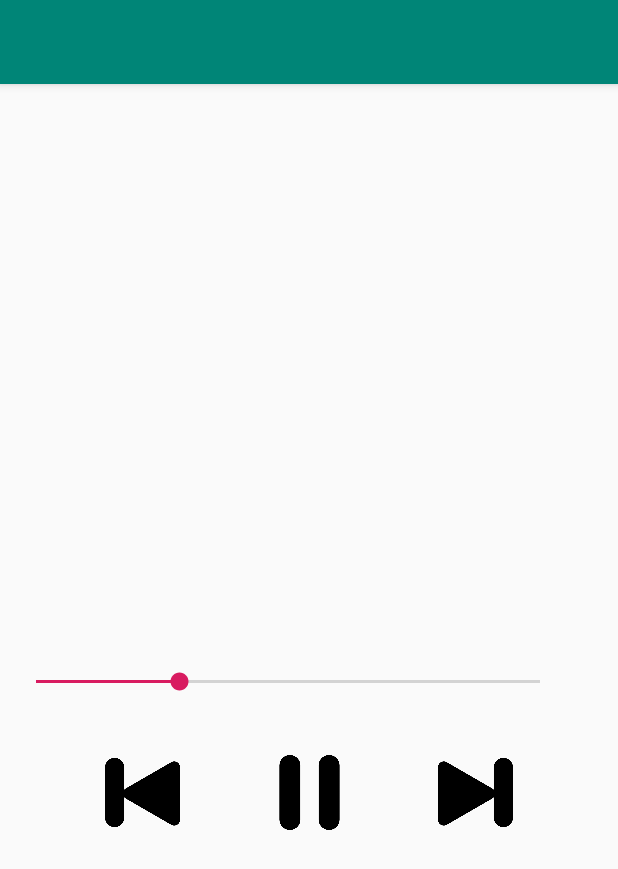
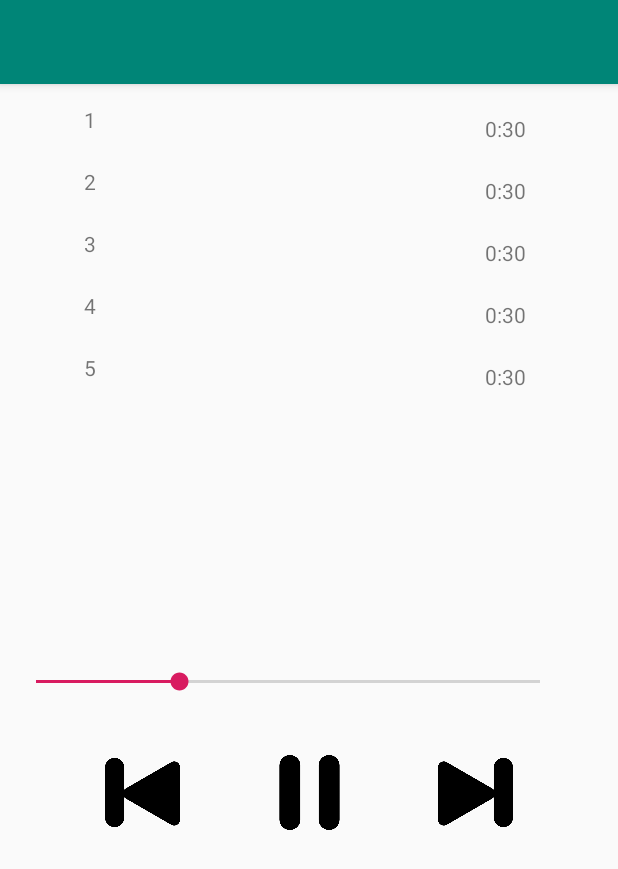
Before and after one commit to byGranizo/Reproductor-de-Musica, an Android app: the screen it shows after launch (MainActivity), on a phone screen of 412 x 824 dp. Shown: the top 869 px of the screen. Run offline under Robolectric (Android 15) with nearby library versions, the phone set to English and light mode, and no system bars.

Commit message:
RecyclerView Hecho

```diff
--- a/app/src/main/java/com/example/bygra/reproductordemusica/Adapter.java
+++ /dev/null
@@ -1,4 +0,0 @@
-package com.example.bygra.reproductordemusica;
-
-public class Adapter {
-}
--- a/app/src/main/java/com/example/bygra/reproductordemusica/MainActivity.java
+++ b/app/src/main/java/com/example/bygra/reproductordemusica/MainActivity.java
@@ -14,10 +14,7 @@ import android.widget.Button;
 import android.widget.SeekBar;
 
 import java.io.File;
-import java.net.URI;
 import java.util.ArrayList;
-
-import static android.os.Environment.getExternalStorageDirectory;
 
 public class MainActivity extends AppCompatActivity {
 
@@ -26,10 +23,13 @@ public class MainActivity extends AppCompatActivity {
 
     SeekBar sbCancion;
     Runnable runnable;
-    Handler handler;
+    Handler handler = new Handler();;
 
     MediaPlayer mpCancion;
     ArrayList<MediaPlayer> mpList = new ArrayList<>();
+    ArrayList<String> nombreList = new ArrayList<>();
+
+    RecyclerView rvCanciones;
 
     int nCancion = 0;
 
@@ -76,7 +76,16 @@ public class MainActivity extends AppCompatActivity {
         }
 */
 
-        handler = new Handler();
+        nombreList.add("1");
+        nombreList.add("2");
+        nombreList.add("3");
+        nombreList.add("4");
+        nombreList.add("5");
+        nombreList.add("6");
+        nombreList.add("7");
+
+
+        recycler();
 
         btPlayPause.setBackgroundResource(R.drawable.pausa);
         //mpList.get(nCancion).start();
@@ -106,6 +115,7 @@ public class MainActivity extends AppCompatActivity {
             nCancion = 0;
         }
         sbCancion.setProgress(0);
+        btPlayPause.setBackgroundResource(R.drawable.pausa);
         mpList.get(nCancion).start();
         playCycle();
     }
@@ -119,6 +129,7 @@ public class MainActivity extends AppCompatActivity {
             nCancion--;
         }
         sbCancion.setProgress(0);
+        btPlayPause.setBackgroundResource(R.drawable.pausa);
         mpList.get(nCancion).start();
     }
 
@@ -178,4 +189,11 @@ public class MainActivity extends AppCompatActivity {
         handler.removeCallbacks(runnable);
     }
 
+    public void recycler(){
+        rvCanciones = findViewById(R.id.rvCanciones);
+        rvAdapter rva = new rvAdapter(this, mpList, nombreList);
+        rvCanciones.setAdapter(rva);
+        rvCanciones.setLayoutManager(new LinearLayoutManager(this));
+    }
+
 }
--- /dev/null
+++ b/app/src/main/java/com/example/bygra/reproductordemusica/rvAdapter.java
@@ -0,0 +1,76 @@
+package com.example.bygra.reproductordemusica;
+
+import android.content.Context;
+import android.media.MediaPlayer;
+import android.support.annotation.NonNull;
+import android.support.v7.widget.RecyclerView;
+import android.view.LayoutInflater;
+import android.view.View;
+import android.view.ViewGroup;
+import android.widget.RelativeLayout;
+import android.widget.TextView;
+import android.widget.Toast;
+
+import java.util.ArrayList;
+import java.util.concurrent.TimeUnit;
+
+public class rvAdapter extends RecyclerView.Adapter<rvAdapter.ViewHolder>{
+
+    private Context context;
+    private ArrayList<MediaPlayer> mpList = new ArrayList<>();
+    private ArrayList<String> nombreList = new ArrayList<>();
+
+    public rvAdapter(Context context, ArrayList<MediaPlayer> mpList, ArrayList<String> nombreList) {
+        this.context = context;
+        this.mpList = mpList;
+        this.nombreList = nombreList;
+    }
+
+    @NonNull
+    @Override
+    public ViewHolder onCreateViewHolder(@NonNull ViewGroup viewGroup, int i) {
+        View v = LayoutInflater.from(viewGroup.getContext()).inflate(R.layout.layout_recycler_view, viewGroup,false);
+        ViewHolder vh = new ViewHolder(v);
+        return vh;
+    }
+
+    @Override
+    public void onBindViewHolder(@NonNull final ViewHolder viewHolder, int i) {
+        viewHolder.tvNombre.setText(nombreList.get(i));
+
+        long minutes = TimeUnit.MILLISECONDS.toMinutes(mpList.get(i).getDuration());
+        long seconds = TimeUnit.MILLISECONDS.toSeconds(mpList.get(i).getDuration());
+
+        while (seconds >= 60){
+            seconds -= 60;
+        }
+
+        viewHolder.tvDuracion.setText(Long.toString(minutes) + ":" + Long.toString(seconds));
+
+        viewHolder.rl.setOnClickListener(new View.OnClickListener() {
+            @Override
+            public void onClick(View v) {
+                Toast.makeText(context, "Reproduciendo " + viewHolder.tvNombre.getText(), Toast.LENGTH_SHORT).show();
+            }
+        });
+    }
+
+    @Override
+    public int getItemCount() {
+        return mpList.size();
+    }
+
+    public class ViewHolder extends RecyclerView.ViewHolder {
+
+        TextView tvNombre;
+        TextView tvDuracion;
+        RelativeLayout rl;
+
+        public ViewHolder(@NonNull View itemView) {
+            super(itemView);
+            tvNombre = itemView.findViewById(R.id.tvNombre);
+            tvDuracion = itemView.findViewById(R.id.tvDuracion);
+            rl = itemView.findViewById(R.id.lRecycler);
+        }
+    }
+}
--- a/app/src/main/res/layout/activity_main.xml
+++ b/app/src/main/res/layout/activity_main.xml
@@ -38,7 +38,7 @@
         app:layout_constraintEnd_toEndOf="parent"
         app:layout_constraintHorizontal_bias="0.0"
         app:layout_constraintStart_toStartOf="parent"
-        app:layout_constraintTop_toBottomOf="@+id/lvCanciones" />
+        app:layout_constraintTop_toBottomOf="@+id/rvCanciones" />
 
     <Button
         android:id="@+id/btPlay"
@@ -53,12 +53,12 @@
         app:layout_constraintStart_toEndOf="@+id/btAtras"
         app:layout_constraintTop_toBottomOf="@+id/sbCancion" />
 
-    <ListView
-        android:id="@+id/lvCanciones"
+    <android.support.v7.widget.RecyclerView
+        android:id="@+id/rvCanciones"
         android:layout_width="368dp"
         android:layout_height="373dp"
-        android:layout_marginStart="8dp"
         android:layout_marginTop="8dp"
+        app:layout_constraintEnd_toEndOf="parent"
         app:layout_constraintStart_toStartOf="parent"
         app:layout_constraintTop_toTopOf="parent" />
 
--- a/app/src/main/res/layout/layout_recycler_view.xml
+++ b/app/src/main/res/layout/layout_recycler_view.xml
@@ -1,34 +1,30 @@
 <?xml version="1.0" encoding="utf-8"?>
-<android.support.constraint.ConstraintLayout xmlns:android="http://schemas.android.com/apk/res/android"
+<RelativeLayout xmlns:android="http://schemas.android.com/apk/res/android"
     xmlns:app="http://schemas.android.com/apk/res-auto"
     xmlns:tools="http://schemas.android.com/tools"
+    android:id="@+id/lRecycler"
     android:layout_width="match_parent"
     android:layout_height="wrap_content">
 
     <TextView
-        android:id="@+id/tvNombre"
-        android:layout_width="231dp"
-        android:layout_height="27dp"
-        android:layout_marginStart="28dp"
+        android:id="@+id/tvDuracion"
+        android:layout_width="69dp"
+        android:layout_height="wrap_content"
+        android:layout_alignParentTop="true"
+        android:layout_alignParentEnd="true"
+        android:layout_marginStart="141dp"
         android:layout_marginTop="12dp"
-        android:layout_marginBottom="8dp"
-        android:text="TextView"
-        app:layout_constraintBottom_toBottomOf="parent"
-        app:layout_constraintStart_toStartOf="parent"
-        app:layout_constraintTop_toTopOf="parent"
-        app:layout_constraintVertical_bias="1.0" />
+        android:layout_marginEnd="14dp"
+        android:layout_marginBottom="10dp"
+        android:layout_toEndOf="@+id/tvNombre"
+        android:text="02:01" />
 
     <TextView
-        android:id="@+id/tvDuracion"
-        android:layout_width="wrap_content"
-        android:layout_height="23dp"
-        android:layout_margin="10dp"
-        android:layout_marginStart="8dp"
-        android:layout_marginTop="12dp"
-        android:layout_marginEnd="16dp"
-        android:text="02:01"
-        app:layout_constraintEnd_toEndOf="parent"
-        app:layout_constraintHorizontal_bias="1.0"
-        app:layout_constraintStart_toEndOf="@+id/tvNombre"
-        app:layout_constraintTop_toTopOf="parent" />
-</android.support.constraint.ConstraintLayout>
+        android:id="@+id/tvNombre"
+        android:layout_width="126dp"
+        android:layout_height="29dp"
+        android:layout_alignParentStart="true"
+        android:layout_centerVertical="true"
+        android:layout_marginStart="34dp"
+        android:text="TextView" />
+</RelativeLayout>
```
